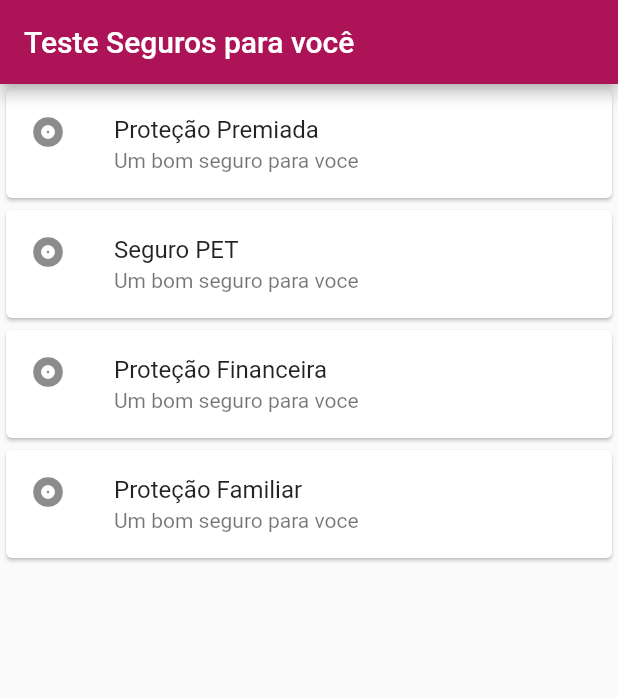
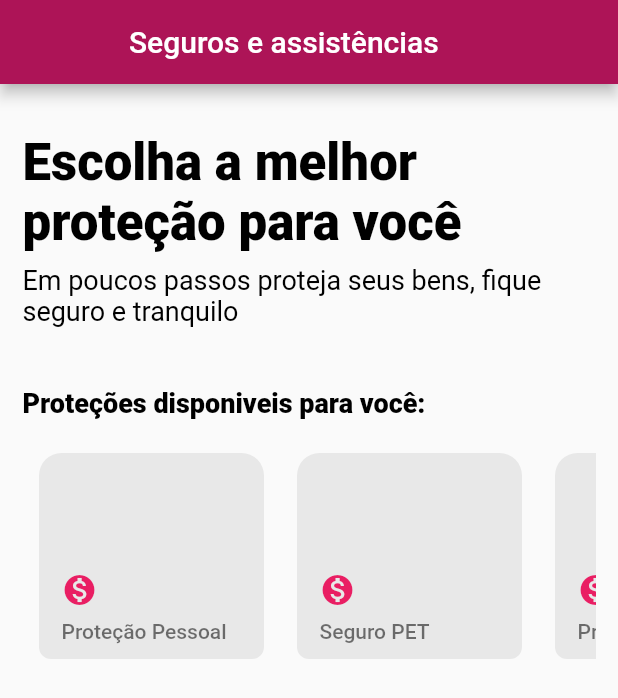
Before and after one commit to andytsunami/bancoBancoVc, a Flutter app: the screen it shows after launch, on a phone screen of 412 x 824 dp. Shown: the top 698 px of the screen. Run offline on Flutter 3.47's test engine with Material 2 defaults, Android fonts, the phone set to English and light mode, and no system bars.

Commit message:
Tela inicial de seguros

```diff
--- /dev/null
+++ b/lib/components/card-seguro.dart
@@ -0,0 +1,62 @@
+import 'package:banco_banco_vc/models/seguro/seguro.dart';
+import 'package:flutter/material.dart';
+
+import 'global.dart';
+
+class CardSeguro extends StatelessWidget{
+  final Seguro _seguro;
+
+  CardSeguro(this._seguro);
+
+  @override
+  Widget build(BuildContext context) {
+    return ClipRRect(
+      borderRadius: BorderRadius.circular(8.0),
+      child: Container(
+        width: MediaQuery.of(context).size.width / 1.90,
+        height: MediaQuery.of(context).size.width / 3,
+        decoration: BoxDecoration(
+          color: MyColors.lighterGray,
+        ),
+        child: Column(
+          crossAxisAlignment: CrossAxisAlignment.start,
+          children: <Widget>[
+            SizedBox(
+              height: 15.0,
+            ),
+            Padding(
+              padding:
+              const EdgeInsets.fromLTRB(15, 64, 0, 0),
+              child: Row(
+                children: <Widget>[
+                  ClipRRect(
+                    borderRadius: BorderRadius.circular(5),
+                    child: Icon(Icons.monetization_on, color: Colors.pink,),
+                  ),
+                ],
+              ),
+            ),
+            Padding(
+              padding:
+              const EdgeInsets.fromLTRB(15, 8, 0, 0),
+              child: RichText(
+                text: TextSpan(
+                  children: [
+                    TextSpan(
+                      text: _seguro.nome,
+                      style: Theme.of(context)
+                          .textTheme
+                          .body2
+                          .apply(color: Colors.black54),
+                    )
+                  ],
+                ),
+              ),
+            ),
+          ],
+        ),
+      ),
+    );
+  }
+
+}
--- /dev/null
+++ b/lib/components/global.dart
@@ -0,0 +1,17 @@
+import 'package:banco_banco_vc/models/seguro/seguro.dart';
+import 'package:flutter/material.dart';
+
+class MyColors {
+  static Color darkBlue = Color(0xff2446a6),
+      lightBlue = Color(0xff3a5fc8),
+      lighterBlue = Color(0xff4169d8),
+      red = Color(0xfffa9d85),
+      lighterGray = Color(0xFFE8E8E8);
+}
+
+final List<Seguro> seguroList = [
+    Seguro(100,200,"Proteção Pessoal"),
+    Seguro(100,200,"Seguro PET"),
+    Seguro(100,200,"Proteção Financeira"),
+    Seguro(100,200,"Proteção Familiar"),
+];
--- a/lib/screens/seguro/lista.dart
+++ b/lib/screens/seguro/lista.dart
@@ -1,10 +1,13 @@
+import 'package:banco_banco_vc/components/card-seguro.dart';
+import 'package:banco_banco_vc/components/global.dart';
 import 'package:banco_banco_vc/models/seguro/seguro.dart';
+import 'package:banco_banco_vc/screens/seguro/oferta-seguro.dart';
 import 'package:flutter/material.dart';
 
-const _tituloAppBar = "Teste Seguros para você";
+const _tituloAppBar = "Seguros e assistências";
 
 class ListaSeguro extends StatefulWidget {
-  final List<Seguro> _seguros = List();
+
 
 
   @override
@@ -17,24 +20,96 @@ class ListaSeguroState extends State<ListaSeguro> {
 
   @override
   Widget build(BuildContext context) {
-
-    //Mockup de seguros
-    widget._seguros.add(Seguro(100,200,"Proteção Premiada"));
-    widget._seguros.add(Seguro(100,200,"Seguro PET"));
-    widget._seguros.add(Seguro(100,200,"Proteção Financeira"));
-    widget._seguros.add(Seguro(100,200,"Proteção Familiar"));
-
     return Scaffold(
       appBar: AppBar(
-        title: Text(_tituloAppBar),
+        title: Padding(
+          padding: const EdgeInsets.fromLTRB(70,0,0,0), //Não consegui fazer o center
+          child: Text(_tituloAppBar),
+        ),
       ),
-      body: ListView.builder(
-        itemCount: widget._seguros.length,
-        itemBuilder: (context, indice) {
-          final seguro = widget._seguros[indice];
-          return ItemSeguro(seguro);
-        },
-      ),
+      body: SafeArea(
+        child: Stack(
+          children: <Widget>[
+            Positioned(
+              child: Padding(
+                padding: const EdgeInsets.fromLTRB(15,0, 15, 15),
+                //const EdgeInsets.all(15.0),
+                child: Column(
+                  crossAxisAlignment: CrossAxisAlignment.start,
+                  children: <Widget>[
+                    Padding(
+                      padding: const EdgeInsets.fromLTRB(0, 32, 0, 8),
+                      child: Text(
+                        "Escolha a melhor proteção para você",
+                        style: Theme.of(context)
+                            .textTheme
+                            .display1
+                            .apply(color: Colors.black, fontWeightDelta: 8),
+                      ),
+                    ),
+
+                    Padding(
+                      padding: const EdgeInsets.fromLTRB(0, 0, 0, 8),
+                      child: Text(
+                        "Em poucos passos proteja seus bens, fique seguro e tranquilo",
+                        style: Theme.of(context)
+                            .textTheme
+                            .display1
+                            .apply(color: Colors.black, fontSizeDelta: -16),
+                      ),
+                    ),
+                    Padding(
+                      padding: const EdgeInsets.fromLTRB(0, 32, 0, 8),
+                      child: Text(
+                        "Proteções disponiveis para você:",
+                        style: Theme.of(context)
+                            .textTheme
+                            .display1
+                            .apply(color: Colors.black, fontSizeDelta: -16, fontWeightDelta: 16),
+                      ),
+                    ),
+                    SizedBox(
+                      height: 15,
+                    ),
+
+                    Container(
+                      height: MediaQuery.of(context).size.height / 4, //tamanho da tela
+                      child: ListView.builder(
+                        scrollDirection: Axis.horizontal,
+                        itemCount: seguroList.length,
+                        itemBuilder: (ctx, i) {
+                          return GestureDetector(
+                            onTap: () => Navigator.push(
+                              context,
+                              MaterialPageRoute(
+                                builder: (ctx) => OfertaSeguro(),
+                              ),
+                            ),
+                            child: Container(
+                              width: 150,
+                              margin:
+                              const EdgeInsets.symmetric(horizontal: 11.0),
+                              child: ClipRRect(
+                                borderRadius: BorderRadius.circular(15.0),
+                                child: Stack(
+                                  children: <Widget>[
+                                    CardSeguro(seguroList[i])
+                                  ],
+                                ),
+                              ),
+                            ),
+                          );
+                        },
+                      ),
+                    ),
+                    Spacer(),
+                  ],
+                ),
+              ),
+            )
+          ],
+        ),
+      )
     );
   }
 
@@ -45,7 +120,7 @@ class ListaSeguroState extends State<ListaSeguro> {
         () {
           setState(
             () {
-              widget._seguros.add(seguroRecebido);
+              seguroList.add(seguroRecebido);
             },
           );
         },
@@ -53,26 +128,3 @@ class ListaSeguroState extends State<ListaSeguro> {
     }
   }
 }
-
-class ItemSeguro extends StatelessWidget {
-  final Seguro _seguro;
-
-  ItemSeguro(this._seguro);
-
-  @override
-  Widget build(BuildContext context) {
-    return Card(
-        child: Column(
-          mainAxisSize: MainAxisSize.min,
-          children: <Widget>[
-             ListTile(
-              leading: Icon(Icons.album),
-              title: Text(this._seguro.nome),
-               subtitle: Text(this._seguro.descricao),
-            )
-          ],
-        ),
-      );
-
-  }
-}
--- a/lib/screens/seguro/formulario.dart
+++ b/lib/screens/seguro/oferta-seguro.dart
@@ -3,20 +3,20 @@ import 'package:banco_banco_vc/models/seguro/seguro.dart';
 import 'package:flutter/cupertino.dart';
 import 'package:flutter/material.dart';
 
-const _tituloAppBar = "Formulario Seguro";
+const _tituloAppBar = "Nome do seguro aqui";
 const _rotuloCampoValor = "Valor";
 const _dicaCampoValor = "0.00";
 const _dicaCampoNumeroConta = "0000";
 const _textoBotaoConfirmar = "Confirmar";
 
-class FormularioSeguro extends StatefulWidget {
+class OfertaSeguro extends StatefulWidget {
   @override
   State<StatefulWidget> createState() {
-    return FormularioSeguroState();
+    return OfertaSeguroState();
   }
 }
 
-class FormularioSeguroState extends State {
+class OfertaSeguroState extends State {
   final TextEditingController _controladorCampoNumeroConta =
       TextEditingController();
   final TextEditingController _controladorCampoValor = TextEditingController();
```
